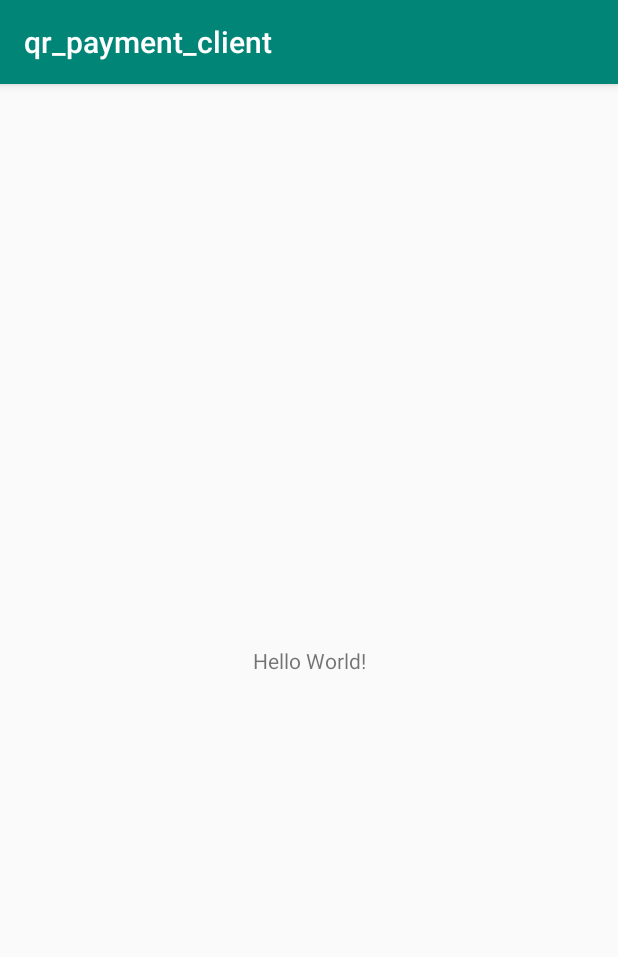
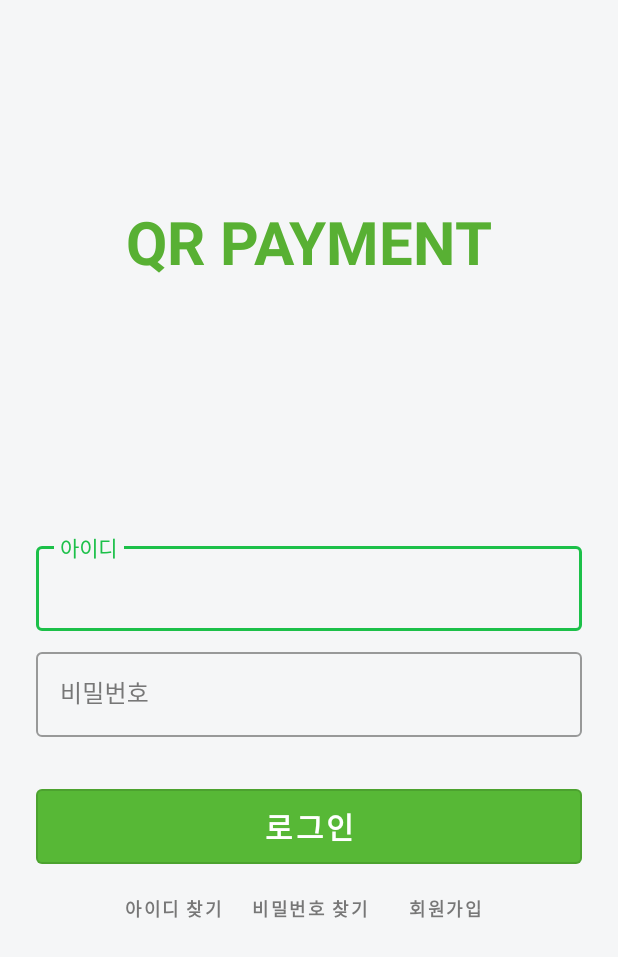
Before and after one commit to qr-payment/offline_qr_payment, an Android app: the screen it shows after launch (MainActivity), on a phone screen of 412 x 824 dp. Shown: the top 957 px of the screen. Run offline under Robolectric (Android 15) with nearby library versions, the phone set to English and light mode, and no system bars; our stand-ins replace data binding.

Commit message:
add : loginFragment xml 완성

```diff
--- a/src/user_client/app/src/main/AndroidManifest.xml
+++ b/src/user_client/app/src/main/AndroidManifest.xml
@@ -8,7 +8,7 @@
         android:label="@string/app_name"
         android:roundIcon="@mipmap/ic_launcher_round"
         android:supportsRtl="true"
-        android:theme="@style/AppTheme">
+        android:theme="@style/Theme.QR_Pay">
         <activity android:name=".MainActivity">
             <intent-filter>
                 <action android:name="android.intent.action.MAIN" />
--- a/src/user_client/app/src/main/java/com/payment/MainActivity.java
+++ b/src/user_client/app/src/main/java/com/payment/MainActivity.java
@@ -3,12 +3,21 @@ package com.payment;
 import android.os.Bundle;
 
 import androidx.appcompat.app.AppCompatActivity;
+import androidx.databinding.DataBindingUtil;
+
+import com.payment.databinding.ActivityMainBinding;
+import com.payment.ui.LoginFragment;
 
 public class MainActivity extends AppCompatActivity {
 
     @Override
     protected void onCreate(Bundle savedInstanceState) {
         super.onCreate(savedInstanceState);
-        setContentView(R.layout.activity_main);
+        ActivityMainBinding binding = DataBindingUtil.setContentView(this,R.layout.activity_main);
+        binding.setLifecycleOwner(this);
+
+        getSupportFragmentManager().beginTransaction()
+                .add(R.id.main_container_view, new LoginFragment())
+                .commit();
     }
 }
--- /dev/null
+++ b/src/user_client/app/src/main/java/com/payment/ui/LoginFragment.java
@@ -0,0 +1,49 @@
+package com.payment.ui;
+
+import android.os.Bundle;
+import android.text.Editable;
+import android.view.LayoutInflater;
+import android.view.View;
+import android.view.ViewGroup;
+
+import androidx.annotation.NonNull;
+import androidx.annotation.Nullable;
+import androidx.fragment.app.Fragment;
+
+import com.payment.R;
+
+public class LoginFragment extends Fragment {
+
+    public LoginFragment() {}
+
+    @Override
+    public void onCreate(Bundle savedInstanceState) {
+        super.onCreate(savedInstanceState);
+    }
+
+    @Override
+    public View onCreateView(LayoutInflater inflater, ViewGroup container,
+                             Bundle savedInstanceState) {
+        return inflater.inflate(R.layout.fragment_login, container, false);
+    }
+
+    @Override
+    public void onActivityCreated(@Nullable Bundle savedInstanceState) {
+        super.onActivityCreated(savedInstanceState);
+    }
+
+    @Override
+    public void onViewCreated(@NonNull View view, @Nullable Bundle savedInstanceState) {
+        super.onViewCreated(view, savedInstanceState);
+    }
+
+    @Override
+    public void onDetach() {
+        super.onDetach();
+    }
+
+    //password valid check method
+    private boolean isPasswordValid(@Nullable Editable text) {
+        return text != null && text.length() >= 8;
+    }
+}
--- a/src/user_client/app/src/main/res/layout/activity_main.xml
+++ b/src/user_client/app/src/main/res/layout/activity_main.xml
@@ -1,18 +1,17 @@
 <?xml version="1.0" encoding="utf-8"?>
-<androidx.constraintlayout.widget.ConstraintLayout xmlns:android="http://schemas.android.com/apk/res/android"
+<layout xmlns:android="http://schemas.android.com/apk/res/android"
     xmlns:app="http://schemas.android.com/apk/res-auto"
-    xmlns:tools="http://schemas.android.com/tools"
-    android:layout_width="match_parent"
-    android:layout_height="match_parent"
-    tools:context=".MainActivity">
+    xmlns:tools="http://schemas.android.com/tools">
 
-    <TextView
-        android:layout_width="wrap_content"
-        android:layout_height="wrap_content"
-        android:text="Hello World!"
-        app:layout_constraintBottom_toBottomOf="parent"
-        app:layout_constraintLeft_toLeftOf="parent"
-        app:layout_constraintRight_toRightOf="parent"
-        app:layout_constraintTop_toTopOf="parent" />
+    <LinearLayout
+        android:layout_width="match_parent"
+        android:layout_height="match_parent"
+        tools:context=".MainActivity">
 
-</androidx.constraintlayout.widget.ConstraintLayout>
+        <FrameLayout
+            android:id="@+id/main_container_view"
+            android:layout_width="match_parent"
+            android:layout_height="match_parent" />
+
+    </LinearLayout>
+</layout>
--- /dev/null
+++ b/src/user_client/app/src/main/res/layout/fragment_login.xml
@@ -0,0 +1,107 @@
+<?xml version="1.0" encoding="utf-8"?>
+<layout xmlns:android="http://schemas.android.com/apk/res/android"
+    xmlns:app="http://schemas.android.com/apk/res-auto">
+
+    <LinearLayout
+        android:layout_width="match_parent"
+        android:layout_height="match_parent"
+        android:background="@color/loginPageBackgroundColor"
+        android:orientation="vertical">
+
+        <LinearLayout
+            android:layout_width="match_parent"
+            android:layout_height="wrap_content"
+            android:clipChildren="false"
+            android:clipToPadding="false"
+            android:orientation="vertical"
+            android:padding="24dp"
+            android:paddingTop="16dp">
+
+            <TextView
+                android:layout_width="wrap_content"
+                android:layout_height="wrap_content"
+                android:layout_gravity="center_horizontal"
+                android:layout_marginTop="110dp"
+                android:layout_marginBottom="170dp"
+                android:text="@string/qr_app_name"
+                android:textAllCaps="true"
+                android:textColor="#58B033"
+                android:textSize="40sp"
+                android:textStyle="bold" />
+
+            <com.google.android.material.textfield.TextInputLayout
+                style="@style/Widget.QR.TextInputLayout"
+                android:layout_width="match_parent"
+                android:layout_height="wrap_content"
+                android:hint="@string/qr_hint_username">
+
+                <com.google.android.material.textfield.TextInputEditText
+                    android:layout_width="match_parent"
+                    android:layout_height="wrap_content"
+                    android:inputType="text"
+                    android:maxLines="1" />
+            </com.google.android.material.textfield.TextInputLayout>
+
+            <com.google.android.material.textfield.TextInputLayout
+                android:id="@+id/password_text_input"
+                style="@style/Widget.QR.TextInputLayout"
+                android:layout_width="match_parent"
+                android:layout_height="wrap_content"
+                android:hint="@string/qr_hint_password"
+                app:errorEnabled="true">
+
+                <com.google.android.material.textfield.TextInputEditText
+                    android:id="@+id/password_edit_text"
+                    android:layout_width="match_parent"
+                    android:layout_height="wrap_content"
+                    android:inputType="textPassword" />
+            </com.google.android.material.textfield.TextInputLayout>
+
+            <LinearLayout
+                android:layout_width="match_parent"
+                android:layout_height="wrap_content"
+                android:gravity="center"
+                android:orientation="vertical">
+
+                <com.google.android.material.button.MaterialButton
+                    android:id="@+id/login_button"
+                    style="@style/Widget.QR.Button2"
+                    android:layout_width="match_parent"
+                    android:layout_height="62dp"
+                    android:layout_gravity="center_vertical"
+                    android:text="@string/qr_button_next" />
+
+                <LinearLayout
+                    android:layout_width="match_parent"
+                    android:layout_height="wrap_content"
+                    android:gravity="center">
+
+                    <com.google.android.material.button.MaterialButton
+                        android:id="@+id/findId_button"
+                        style="@style/Widget.QR.Button.TextButton"
+                        android:layout_width="wrap_content"
+                        android:layout_height="wrap_content"
+                        android:layout_gravity="center_vertical"
+                        android:text="@string/qr_button_findId" />
+
+                    <com.google.android.material.button.MaterialButton
+                        android:id="@+id/findPassword_button"
+                        style="@style/Widget.QR.Button.TextButton"
+                        android:layout_width="wrap_content"
+                        android:layout_height="wrap_content"
+                        android:layout_gravity="center_vertical"
+                        android:text="@string/qr_button_findPassword" />
+
+                    <com.google.android.material.button.MaterialButton
+                        android:id="@+id/sign_in_button"
+                        style="@style/Widget.QR.Button.TextButton"
+                        android:layout_width="wrap_content"
+                        android:layout_height="wrap_content"
+                        android:layout_gravity="center_vertical"
+                        android:text="@string/qr_button_regist" />
+                </LinearLayout>
+            </LinearLayout>
+        </LinearLayout>
+    </LinearLayout>
+
+</layout>
--- a/src/user_client/app/src/main/res/values/colors.xml
+++ b/src/user_client/app/src/main/res/values/colors.xml
@@ -1,6 +1,11 @@
 <?xml version="1.0" encoding="utf-8"?>
 <resources>
-    <color name="colorPrimary">#008577</color>
-    <color name="colorPrimaryDark">#00574B</color>
-    <color name="colorAccent">#D81B60</color>
+    <color name="colorPrimary">#1CC049</color>
+    <color name="colorPrimaryDark">#64f478</color>
+    <color name="colorAccent">#008e18</color>
+    <color name="textColorPrimary">#000000</color>
+    <color name="toolbarIconColor">@color/textColorPrimary</color>
+    <color name="loginPageBackgroundColor">#F5F6F7</color>
+    <color name="productGridBackgroundColor">#FFFFFF</color>
+    <color name="colorControlActivated">#204E22</color>
 </resources>
--- a/src/user_client/app/src/main/res/values/strings.xml
+++ b/src/user_client/app/src/main/res/values/strings.xml
@@ -1,3 +1,12 @@
 <resources>
     <string name="app_name">qr_payment_client</string>
+    <string name="qr_app_name">QR Payment</string>
+    <string name="qr_hint_username">아이디</string>
+    <string name="qr_hint_password">비밀번호</string>
+    <string name="qr_button_next">로그인</string>
+    <string name="qr_button_regist">회원가입</string>
+    <string name="qr_button_findId">아이디 찾기</string>
+    <string name="qr_button_findPassword">비밀번호 찾기</string>
+
+    <string name="password_length_error">Password must contain at least 8 characters.</string>
 </resources>
--- a/src/user_client/app/src/main/res/values/styles.xml
+++ b/src/user_client/app/src/main/res/values/styles.xml
@@ -1,11 +1,50 @@
-<resources>
+<resources xmlns:tools="http://schemas.android.com/tools">
 
     <!-- Base application theme. -->
-    <style name="AppTheme" parent="Theme.AppCompat.Light.DarkActionBar">
+    <style name="Theme.QR_Pay" parent="Theme.MaterialComponents.Light.NoActionBar">
         <!-- Customize your theme here. -->
         <item name="colorPrimary">@color/colorPrimary</item>
         <item name="colorPrimaryDark">@color/colorPrimaryDark</item>
         <item name="colorAccent">@color/colorAccent</item>
+        <item name="android:windowLightStatusBar" tools:targetApi="m">true</item>
+        <item name="colorControlActivated">@color/colorControlActivated</item>
+        <item name="android:textColorPrimary">@color/textColorPrimary</item>
+    </style>
+
+    <style name="Widget.QR.Toolbar" parent="Widget.AppCompat.Toolbar">
+        <item name="android:background">#ffffff</item>
+        <item name="android:theme">@style/ThemeOverlay.AppCompat.Dark.ActionBar</item>
+        <item name="popupTheme">@style/ThemeOverlay.AppCompat.Light</item>
+    </style>
+
+    <style name="Widget.QR.TextInputLayout" parent="Widget.MaterialComponents.TextInputLayout.OutlinedBox">
+        <item name="hintTextAppearance">
+            @style/TextAppearance.QR.TextInputLayout.HintText
+        </item>
+        <item name="android:paddingBottom">8dp</item>
+        <item name="android:textColorHint">#777777</item>
+    </style>
+
+    <style name="TextAppearance.QR.TextInputLayout.HintText" parent="TextAppearance.MaterialComponents.Subtitle2">
+        <item name="android:textColor">#777777</item>
+    </style>
+
+    <style name="Widget.QR.Button" parent="Widget.MaterialComponents.Button">
+        <item name="android:textColor">?android:attr/textColorPrimary</item>
+        <item name="backgroundTint">?attr/colorPrimaryDark</item>
+    </style>
+
+    <style name="Widget.QR.Button2" parent="Widget.MaterialComponents.Button.OutlinedButton">
+        <item name="android:textColor">#ffffff</item>
+        <item name="android:textSize">20sp</item>
+        <item name="android:textStyle">bold</item>
+        <item name="backgroundTint">#57B836</item>
+    </style>
+
+    <style name="Widget.QR.Button.TextButton" parent="Widget.MaterialComponents.Button.TextButton">
+        <item name="android:textColor">#777777</item>
+        <item name="android:textSize">12sp</item>
+        <item name="android:textStyle">bold</item>
     </style>
 
 </resources>
```
Also changed, not shown: src/user_client/app/build.gradle (+13 -0 lines).
